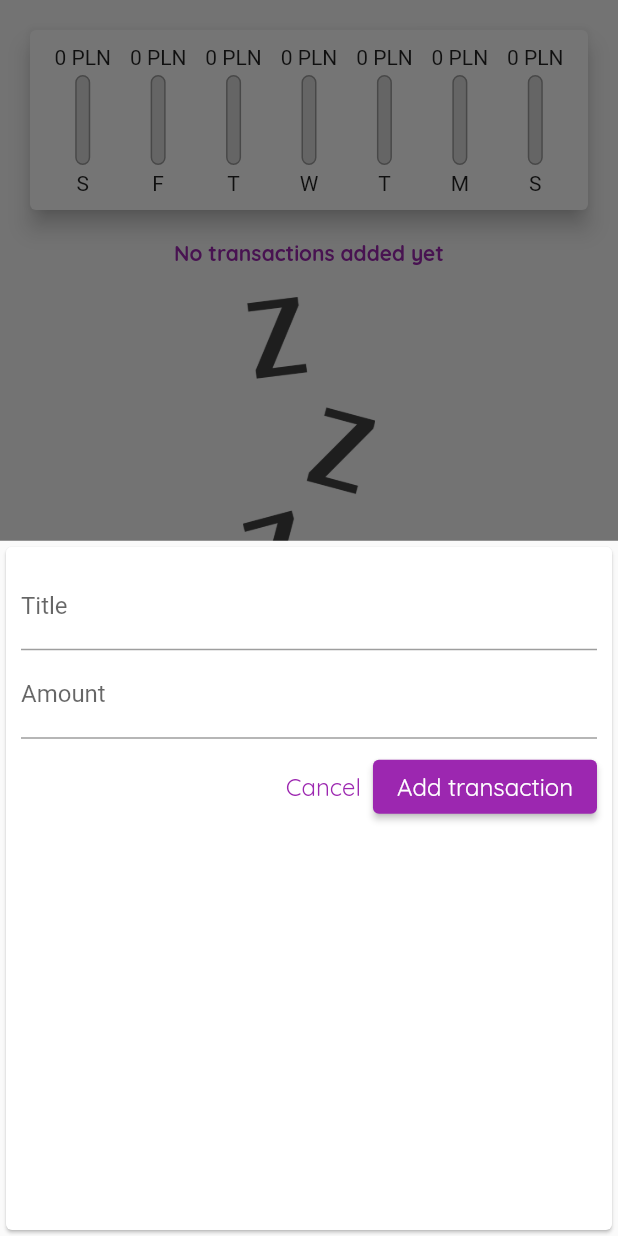
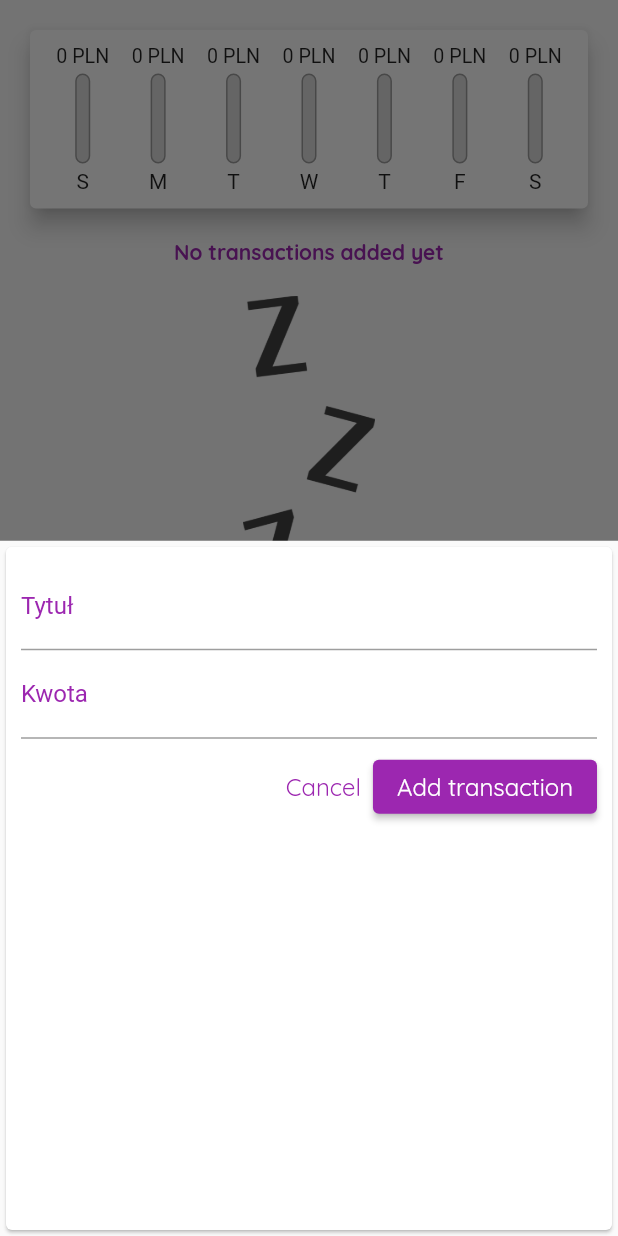
Before and after one commit to kopiHyper/expenses_tracker, a Flutter app: the screen it shows after launch, after a tap on the "add circle" icon, on a phone screen of 412 x 824 dp. Run offline on Flutter 3.47's test engine with Material 2 defaults, Android fonts, the phone set to English and light mode, and no system bars.

Commit message:
+ListTile and formated days in week+style of modal

```diff
--- a/lib/widgets/chart.dart
+++ b/lib/widgets/chart.dart
@@ -25,7 +25,7 @@ class Chart extends StatelessWidget {
         'day': DateFormat.E().format(weekDay).substring(0, 1),
         'amount': totalSum,
       };
-    });
+    }).reversed.toList();
   }
 
   double get totalSpendings {
--- a/lib/widgets/chart_bar.dart
+++ b/lib/widgets/chart_bar.dart
@@ -11,8 +11,11 @@ class ChartBar extends StatelessWidget {
   Widget build(BuildContext context) {
     return Column(
       children: [
-        FittedBox(
-          child: Text('${spendingAmount.toStringAsFixed(0)} PLN'),
+        Container(
+          height: 15,
+          child: FittedBox(
+            child: Text('${spendingAmount.toStringAsFixed(0)} PLN'),
+          ),
         ),
         SizedBox(
           height: 4,
--- a/lib/widgets/new_transaction.dart
+++ b/lib/widgets/new_transaction.dart
@@ -39,8 +39,12 @@ class _NewTransactionState extends State<NewTransaction> {
           crossAxisAlignment: CrossAxisAlignment.end,
           children: [
             TextField(
+              cursorColor: Colors.purple,
               decoration: InputDecoration(
-                labelText: 'Title',
+                labelText: 'Tytuł',
+                labelStyle: TextStyle(
+                  color: Colors.purple,
+                ),
               ),
               controller: titleController,
               onSubmitted: (_) => {
@@ -48,8 +52,12 @@ class _NewTransactionState extends State<NewTransaction> {
               },
             ),
             TextField(
+              cursorColor: Colors.purple,
               decoration: InputDecoration(
-                labelText: 'Amount',
+                labelText: 'Kwota',
+                labelStyle: TextStyle(
+                  color: Colors.purple,
+                ),
               ),
               controller: amountController,
               keyboardType: TextInputType.numberWithOptions(
```
Also changed, not shown: lib/widgets/transaction_list.dart (+12 -20 lines).
